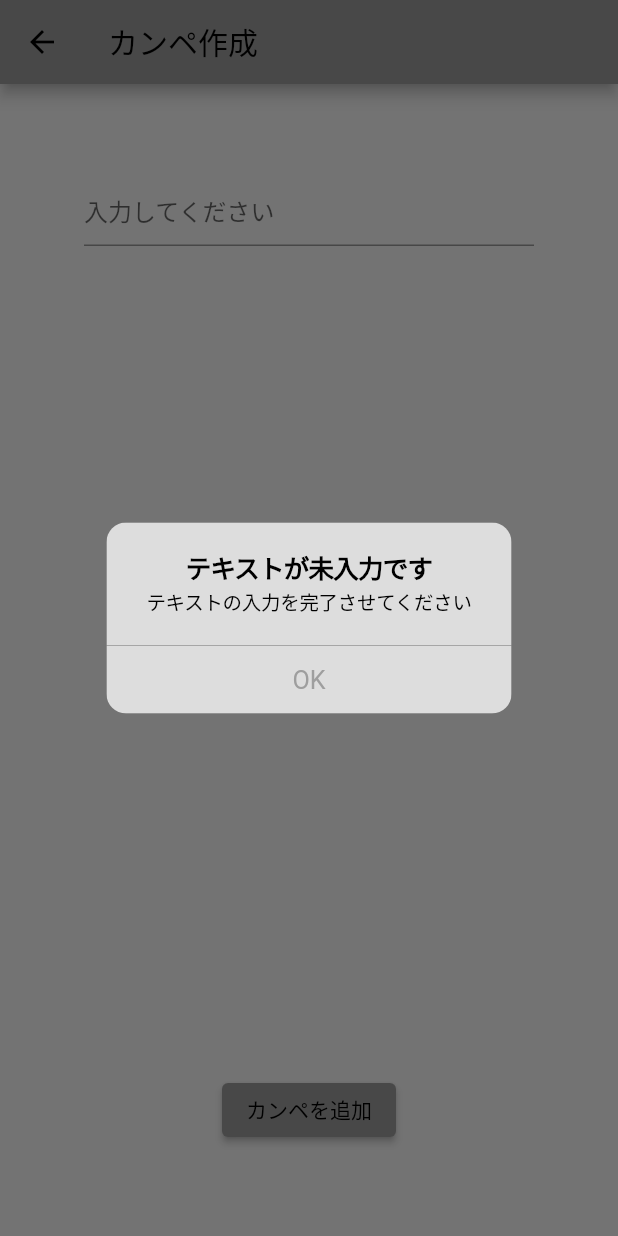
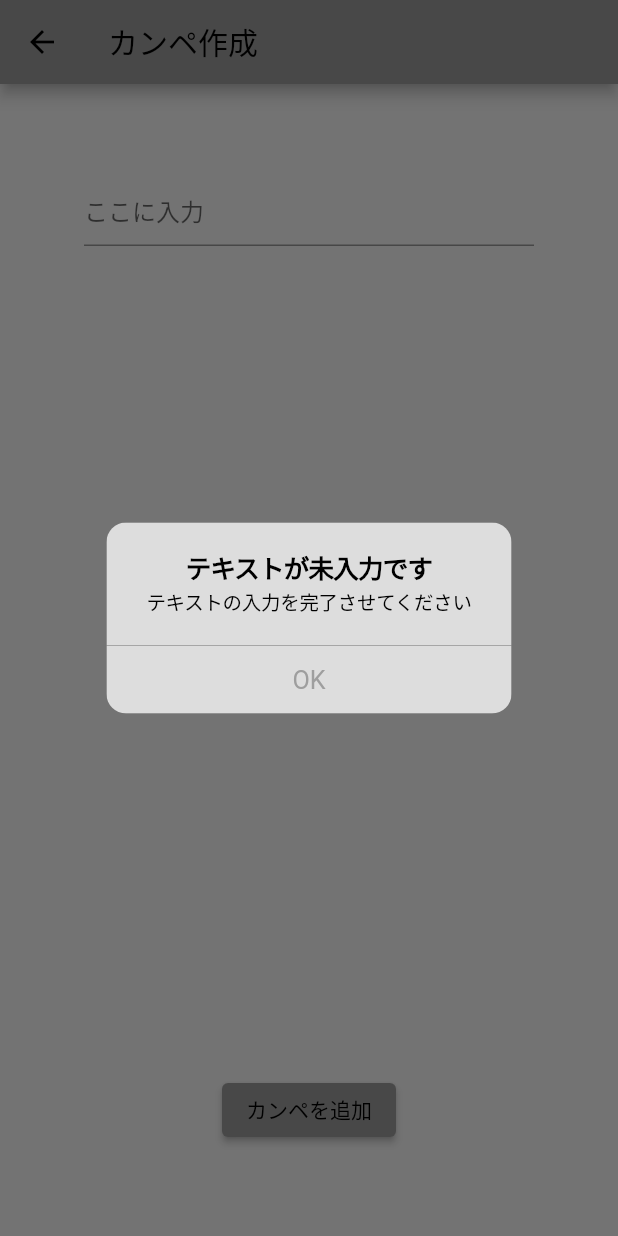
Before and after one commit to KonnoHaruto/campe_app, a Flutter app: the AddingPage screen opened directly, after a tap on "カンペを追加", on a phone screen of 412 x 824 dp. Run offline on Flutter 3.47's test engine with Material 2 defaults, Android fonts, the phone set to English and light mode, and no system bars; our stand-ins replace cloud_firestore, firebase_core, flutter_riverpod, font_awesome_flutter; accounts and stored records are empty.

Commit message:
コードを整形

```diff
--- a/lib/view/adding_page.dart
+++ b/lib/view/adding_page.dart
@@ -32,7 +32,7 @@ class _AddingPageState extends State<AddingPage> {
                   controller: textController,
                   // ignore: unnecessary_const
                   decoration: const InputDecoration(
-                    hintText: "入力してください",
+                    hintText: "ここに入力",
                   ),
                   autofocus: true, //ページ遷移時に自動フォーカス
                   maxLines: null,
@@ -61,7 +61,10 @@ class _AddingPageState extends State<AddingPage> {
                             );
                           });
                     } else {
-                      campeRef.add({'content': textController.text, 'createdAt': DateTime.now()});
+                      campeRef.add({
+                        'content': textController.text,
+                        'createdAt': DateTime.now(),
+                        });
                       textController.clear();
                       Navigator.pop(context);
                     }
```
